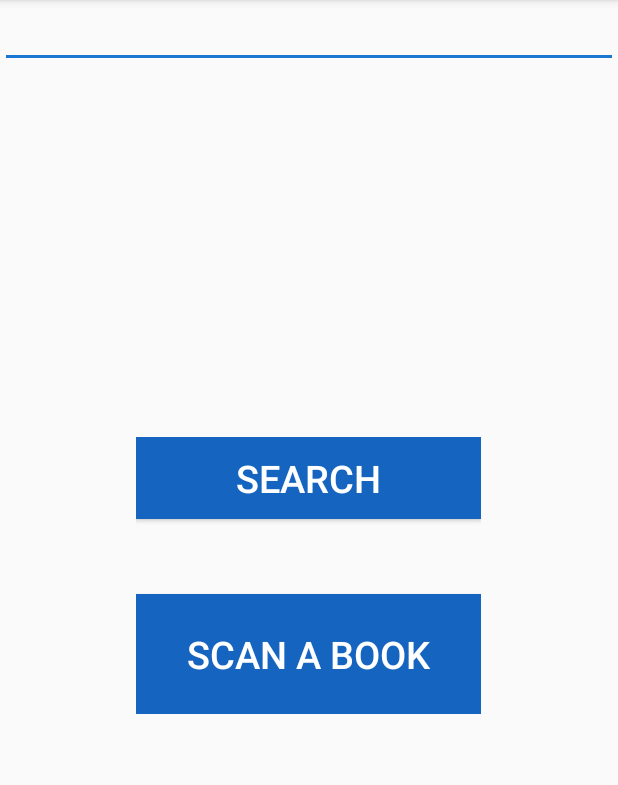
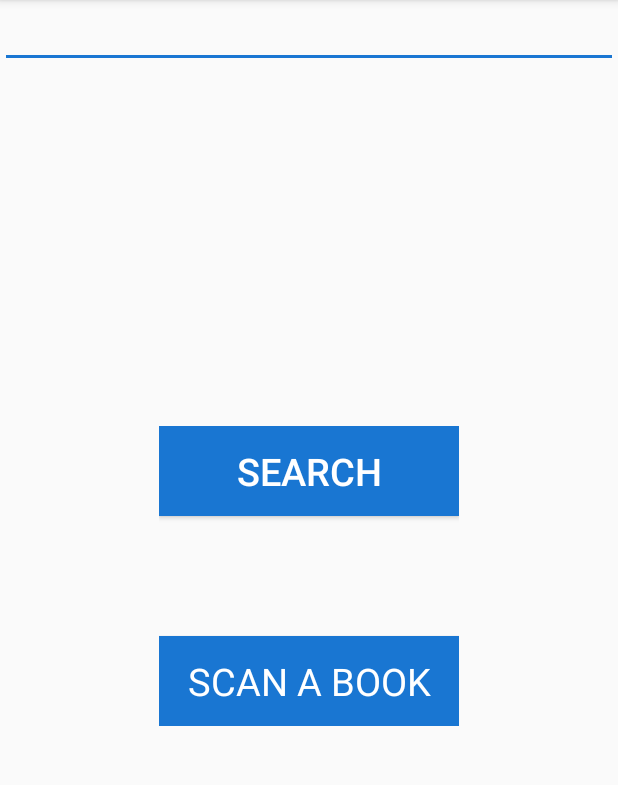
Before and after one commit to alessioros/BookShare, an Android app: the MainActivity screen opened directly, with no data from a screen before it, on a phone screen of 412 x 824 dp, the part 84-869 px from its top. Run offline under Robolectric (Android 15) with nearby library versions, the phone set to English and light mode, and no system bars; our stand-ins replace Volley; libraries missing offline, so code that uses them is left out: com.google.zxing.integration; 2 statements that could not run were skipped.

```diff
--- a/app/src/main/java/it/polimi/dima/bookshare/activities/LoginActivity.java
+++ b/app/src/main/java/it/polimi/dima/bookshare/activities/LoginActivity.java
@@ -51,5 +51,7 @@ public class LoginActivity extends AppCompatActivity {
                 LoginActivity.this.finish();
             }
         });
+
+        login.setTypeface(aller);
     }
 }
--- a/app/src/main/java/it/polimi/dima/bookshare/activities/MainActivity.java
+++ b/app/src/main/java/it/polimi/dima/bookshare/activities/MainActivity.java
@@ -1,6 +1,7 @@
 package it.polimi.dima.bookshare.activities;
 
 import android.content.Intent;
+import android.graphics.Typeface;
 import android.os.Bundle;
 import android.os.StrictMode;
 import android.support.v7.app.AppCompatActivity;
@@ -40,8 +41,12 @@ public class MainActivity extends AppCompatActivity implements View.OnClickListe
         setSupportActionBar(toolbar);
 
         Button scanB = (Button) findViewById(R.id.scan_button);
+        Button searchB = (Button) findViewById(R.id.search_button);
 
         scanB.setOnClickListener(this);
+        Typeface aller = Typeface.createFromAsset(getAssets(), "fonts/Aller_Rg.ttf");
+        scanB.setTypeface(aller);
+        searchB.setTypeface(all);
     }
 
     public void onActivityResult(int requestCode, int resultCode, Intent intent) {
--- a/app/src/main/res/layout/content_main.xml
+++ b/app/src/main/res/layout/content_main.xml
@@ -27,27 +27,27 @@
 
         <Button
             android:id="@+id/search_button"
-            android:layout_width="230dp"
-            android:layout_height="wrap_content"
+            android:layout_width="@dimen/main_button_width"
+            android:layout_height="@dimen/main_button_height"
             android:layout_centerHorizontal="true"
         android:padding="10dp"
             android:textSize="25dp"
             android:textAlignment="center"
-            android:background="@color/colorPrimary"
+            android:background="@color/colorPrimaryLight"
             android:textColor="#ffffff"
             android:text="@string/search" />
 
         <Button
             android:id="@+id/scan_button"
-            android:layout_width="230dp"
-            android:layout_height="80dp"
-            android:layout_marginTop="50dp"
+            android:layout_width="@dimen/main_button_width"
+            android:layout_height="@dimen/main_button_height"
+            android:layout_marginTop="80dp"
             android:layout_below="@+id/search_button"
             android:layout_centerHorizontal="true"
             android:padding="10dp"
             android:textSize="25dp"
             android:textAlignment="center"
-            android:background="@color/colorPrimary"
+            android:background="@color/colorPrimaryLight"
             android:textColor="#ffffff"
         android:text="@string/scan" />
 
--- a/app/src/main/res/values/dimens.xml
+++ b/app/src/main/res/values/dimens.xml
@@ -6,4 +6,6 @@
     <dimen name="input_width">300dp</dimen>
     <dimen name="input_padding">15dp</dimen>
     <dimen name="input_height">40dp</dimen>
+    <dimen name="main_button_width">200dp</dimen>
+    <dimen name="main_button_height">60dp</dimen>
 </resources>
```
